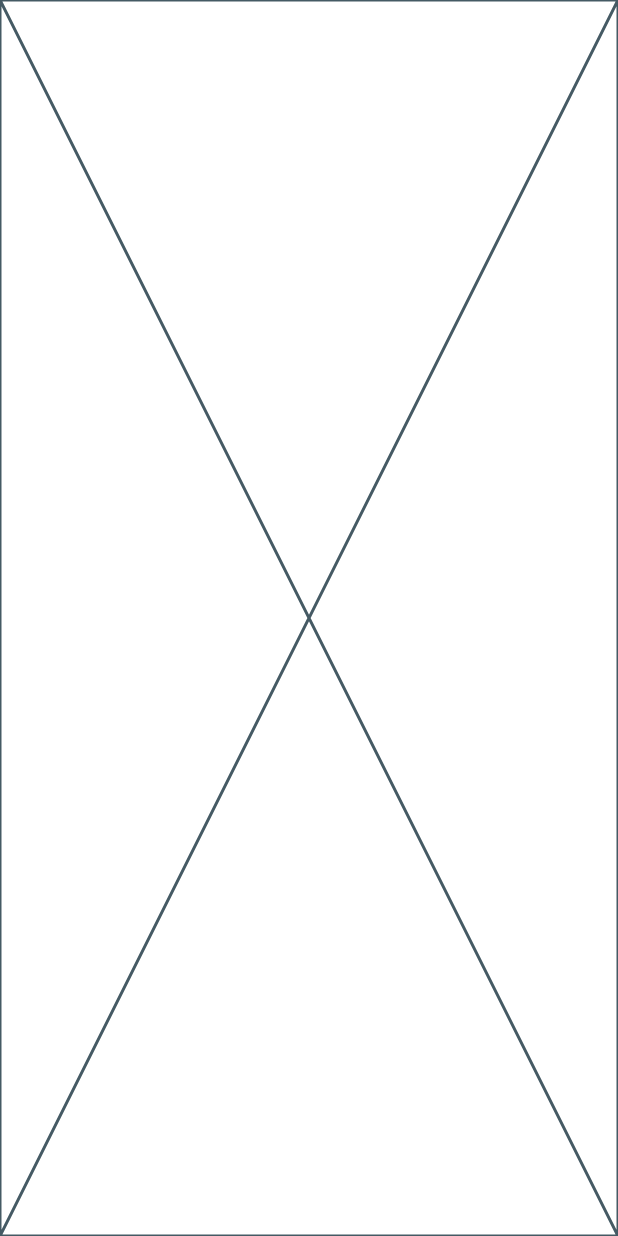
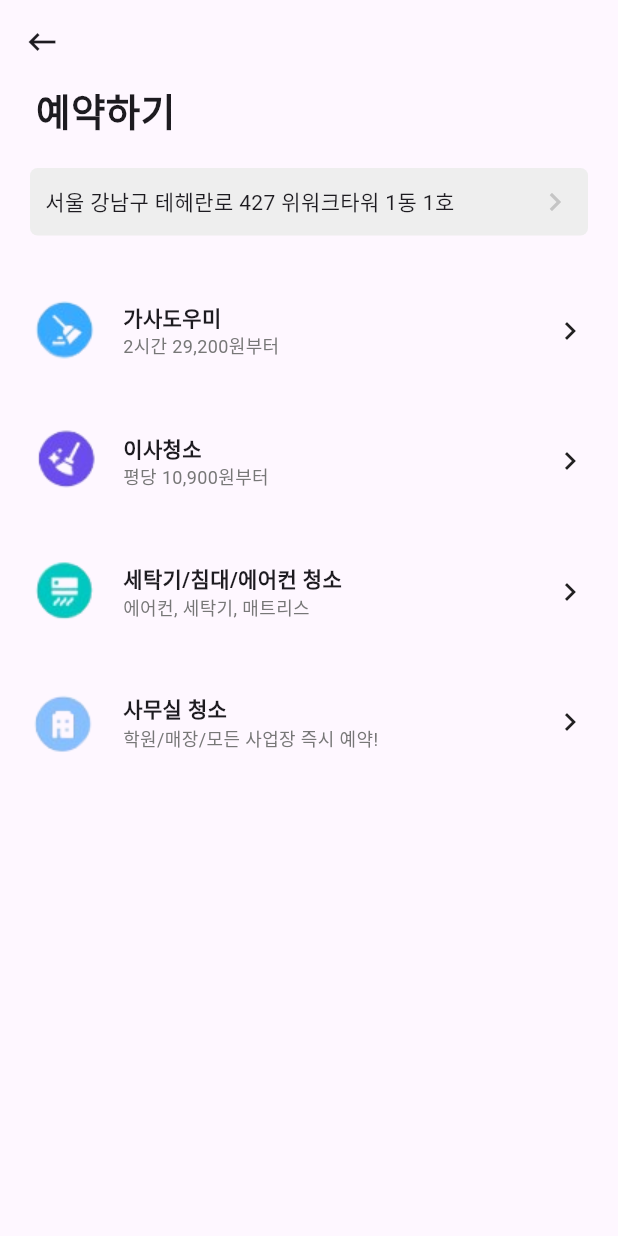
Before and after one commit to sji8562/Tidyhome-flutter, a Flutter app: the screen it shows after launch, on a phone screen of 412 x 824 dp. Run offline on Flutter 3.47's test engine with Material 3 defaults, Android fonts, the light colour scheme and no system bars; our stand-ins replace dio, firebase_core, flutter_riverpod, flutter_secure_storage, validators; accounts and stored records are empty.

Commit message:
[권보미] reservation 페이지 완료

```diff
--- /dev/null
+++ b/lib/_core/constants/define.dart
@@ -0,0 +1,4 @@
+class Define {
+  static String images = "assets/image/";
+  static String icons = "assets/icons/";
+}
--- a/lib/_core/constants/move.dart
+++ b/lib/_core/constants/move.dart
@@ -1,4 +1,5 @@
 import 'package:flutter/material.dart';
+import 'package:toyproject/ui/pages/reservation_page/reservation_page.dart';
 
 
 class Move {
@@ -13,10 +14,13 @@
   static String FindPasswordNewSetPage = "/find/password/set";
   static String CardSavePage = "/card/save";
   static String PayMainPage = "/card";
+  // KWON
+  static String ReservationPage = "/reservation";
 }
 
 Map<String, Widget Function(BuildContext)> getRouters() {
   return {
+    Move.ReservationPage: (context) => ReservationPage(),
     // Move.MainPage: (context) => MainPage(),
     // Move.LoginPage: (context) => LoginPage(),
     // Move.JoinPage: (context) => JoinPage(),
--- a/lib/main.dart
+++ b/lib/main.dart
@@ -1,15 +1,12 @@
 import 'package:flutter/material.dart';
 import 'package:flutter_riverpod/flutter_riverpod.dart';
+import 'package:toyproject/ui/pages/reservation_page/reservation_page.dart';
 import 'package:toyproject/ui/pages/splash_page/splash_page.dart';
 import '_core/constants/move.dart';
 import '_core/constants/theme.dart';
 import 'package:firebase_core/firebase_core.dart';
 import 'firebase_options.dart';
 GlobalKey<NavigatorState> navigatorKey = GlobalKey<NavigatorState>();
-
-
-// ...
-
 
 void main() async {
   WidgetsFlutterBinding.ensureInitialized();
@@ -25,10 +22,10 @@
   @override
   Widget build(BuildContext context) {
     return MaterialApp(
-      home: const SplashPage(),
+      // home: const SplashPage(),
       navigatorKey: navigatorKey,
       debugShowCheckedModeBanner: false,
-      initialRoute: Move.MainPage,
+      initialRoute: Move.ReservationPage,
       routes: getRouters(),
       theme: theme(),
     );
--- /dev/null
+++ b/lib/ui/pages/reservation_page/address_page.dart
@@ -0,0 +1,48 @@
+import 'package:flutter/material.dart';
+import 'package:toyproject/_core/constants/color.dart';
+import 'package:toyproject/_core/constants/define.dart';
+import 'package:toyproject/_core/constants/move.dart';
+import 'package:toyproject/ui/pages/reservation_page/widget/reservation_tab.dart';
+
+import '../../../_core/constants/style.dart';
+import '../../widget/arrow_app_bar.dart';
+
+class ReservationPage extends StatelessWidget {
+  const ReservationPage({super.key});
+
+  @override
+  Widget build(BuildContext context) {
+    return Scaffold(
+      appBar: ArrowAppBar(leading: Icons.keyboard_backspace, title: "",),
+      body: Column(
+        children: [
+          Container(
+            alignment: Alignment(-0.85, 0),
+            child: Text('예약하기', style: TextStyle(fontSize: 25, fontWeight: FontWeight.bold,), ),
+          ),
+          Container(
+            child: Padding(
+              padding: const EdgeInsets.symmetric(horizontal : 20, vertical: 20),
+              child: Container(
+                decoration: BoxDecoration(color: bgAndLineColor, borderRadius: BorderRadius.circular(5)),
+                width: double.infinity,
+                height: 45,
+                child: Padding(
+                  padding: const EdgeInsets.all(10.0),
+                  child: Row(
+                    children: [Text('서울 강남구 테헤란로 427 위워크타워 1동 1호'), Icon(Icons.navigate_next, color: disableColor,)],
+                    mainAxisAlignment: MainAxisAlignment.spaceBetween,
+                  ),
+                ),
+              ),
+            ),
+          ),
+          ReservationTab(icon: "cleaning_assistant_icon.png", upText: '가사도우미', downText: '2시간 29,200원부터', moveRoute: Move.MainPage),
+          ReservationTab(icon: "moving_cleaning_icon.PNG", upText: '이사청소', downText: '평당 10,900원부터', moveRoute: Move.MainPage),
+          ReservationTab(icon: "air_conditioner_cleaning_icon.png", upText: '세탁기/침대/에어컨 청소', downText: '에어컨, 세탁기, 매트리스', moveRoute: Move.MainPage),
+          ReservationTab(icon: "office_cleaning_icon.png", upText: '사무실 청소', downText: '학원/매장/모든 사업장 즉시 예약!', moveRoute: Move.MainPage)
+        ],
+      ),
+    );
+  }
+}
--- /dev/null
+++ b/lib/ui/pages/reservation_page/reservation_page.dart
@@ -0,0 +1,48 @@
+import 'package:flutter/material.dart';
+import 'package:toyproject/_core/constants/color.dart';
+import 'package:toyproject/_core/constants/define.dart';
+import 'package:toyproject/_core/constants/move.dart';
+import 'package:toyproject/ui/pages/reservation_page/widget/reservation_tab.dart';
+
+import '../../../_core/constants/style.dart';
+import '../../widget/arrow_app_bar.dart';
+
+class ReservationPage extends StatelessWidget {
+  const ReservationPage({super.key});
+
+  @override
+  Widget build(BuildContext context) {
+    return Scaffold(
+      appBar: ArrowAppBar(leading: Icons.keyboard_backspace, title: "",),
+      body: Column(
+        children: [
+          Container(
+            alignment: Alignment(-0.85, 0),
+            child: Text('예약하기', style: TextStyle(fontSize: 25, fontWeight: FontWeight.bold,), ),
+          ),
+          Container(
+            child: Padding(
+              padding: const EdgeInsets.symmetric(horizontal : 20, vertical: 20),
+              child: Container(
+                decoration: BoxDecoration(color: bgAndLineColor, borderRadius: BorderRadius.circular(5)),
+                width: double.infinity,
+                height: 45,
+                child: Padding(
+                  padding: const EdgeInsets.all(10.0),
+                  child: Row(
+                    children: [Text('서울 강남구 테헤란로 427 위워크타워 1동 1호'), Icon(Icons.navigate_next, color: disableColor,)],
+                    mainAxisAlignment: MainAxisAlignment.spaceBetween,
+                  ),
+                ),
+              ),
+            ),
+          ),
+          ReservationTab(icon: "cleaning_assistant_icon.png", upText: '가사도우미', downText: '2시간 29,200원부터', moveRoute: Move.MainPage),
+          ReservationTab(icon: "moving_cleaning_icon.PNG", upText: '이사청소', downText: '평당 10,900원부터', moveRoute: Move.MainPage),
+          ReservationTab(icon: "air_conditioner_cleaning_icon.png", upText: '세탁기/침대/에어컨 청소', downText: '에어컨, 세탁기, 매트리스', moveRoute: Move.MainPage),
+          ReservationTab(icon: "office_cleaning_icon.png", upText: '사무실 청소', downText: '학원/매장/모든 사업장 즉시 예약!', moveRoute: Move.MainPage)
+        ],
+      ),
+    );
+  }
+}
--- /dev/null
+++ b/lib/ui/pages/reservation_page/widget/reservation_tab.dart
@@ -0,0 +1,52 @@
+import 'package:flutter/material.dart';
+
+import '../../../../_core/constants/color.dart';
+import '../../../../_core/constants/define.dart';
+
+class ReservationTab extends StatelessWidget {
+  String icon;
+  String upText;
+  String downText;
+  String moveRoute;
+
+
+  ReservationTab({required this.icon, required this.upText, required this.downText,
+    required this.moveRoute, super.key}); // const ReservationTap({super.key});
+
+  @override
+  Widget build(BuildContext context) {
+    return Container(
+      child: Padding(
+        padding: const EdgeInsets.all(20),
+        child: Container(
+          child: Row(
+            children: [
+              Container(
+                child: Row(
+                  children: [// 아이콘
+                    Image.asset(Define.icons + icon), //1
+                    SizedBox(width: 15,),
+                    // Text -> Column
+                    Column(
+                      crossAxisAlignment: CrossAxisAlignment.start,
+                      children: [
+                        Text(upText, style: TextStyle(fontWeight: FontWeight.bold),),//2
+                        Text(downText, style: TextStyle(fontSize: 12.0, color: basicColorB7),)], //3
+                    ),
+                  ],
+                ),
+              ),
+              // >
+              InkWell(
+                  onTap: () {
+                    // Navigator.push(context, moveRoute); //4
+                  },
+                  child: Icon(Icons.navigate_next))
+            ],
+            mainAxisAlignment: MainAxisAlignment.spaceBetween,
+          ),
+        ),
+      ),
+    );
+  }
+}
--- /dev/null
+++ b/lib/ui/widget/arrow_app_bar.dart
@@ -0,0 +1,24 @@
+import 'package:flutter/material.dart';
+
+class ArrowAppBar extends StatelessWidget implements PreferredSizeWidget {
+  IconData leading;
+  String title;
+
+  ArrowAppBar({required this.leading, required this.title, super.key});
+
+  Size get preferredSize => Size.fromHeight(56);
+
+  @override
+  Widget build(BuildContext context) {
+    return AppBar(leading:
+      InkWell(onTap: () {
+        Navigator.pop(context);
+      },
+        // child: Image.asset("assets/icons/arrow_back.png"))
+        child: Icon(leading)
+      )
+      , title: Container(child: Text(title), alignment: Alignment(-0.25, 0.0),)
+      // , actions: [],
+    );
+  }
+}
```
Also changed, not shown: pubspec.yaml (+10 -9 lines), assets/icons/air_conditioner_cleaning_icon.png (added), assets/icons/cleaning_assistant_icon.png (added), assets/icons/moving_cleaning_icon.PNG (added), assets/icons/office_cleaning_icon.png (added), pubspec.lock, 6 other files.
